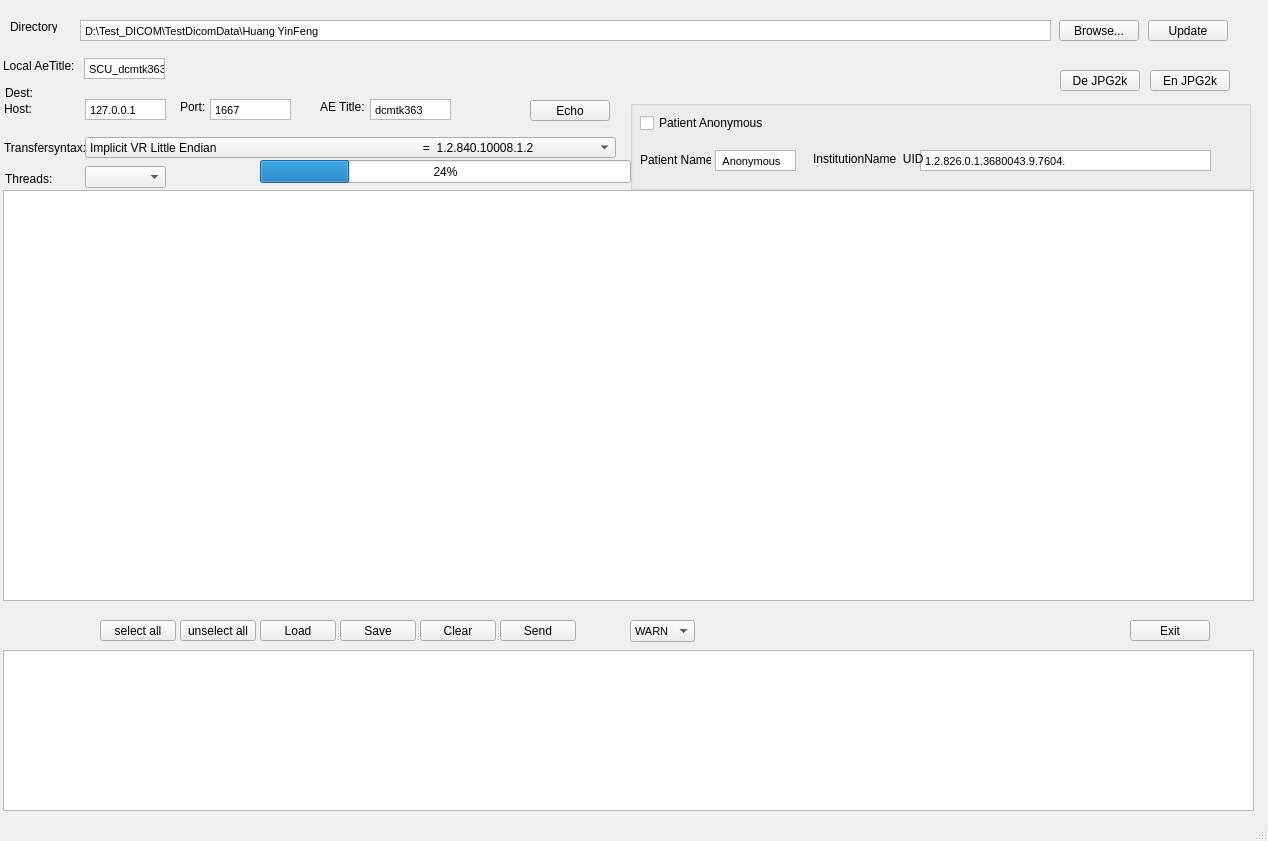
The window that Tools/SendDicomSCU/mainwindow.ui (zyq1569/HealthApp) describes before a commit, drawn with Qt 5.
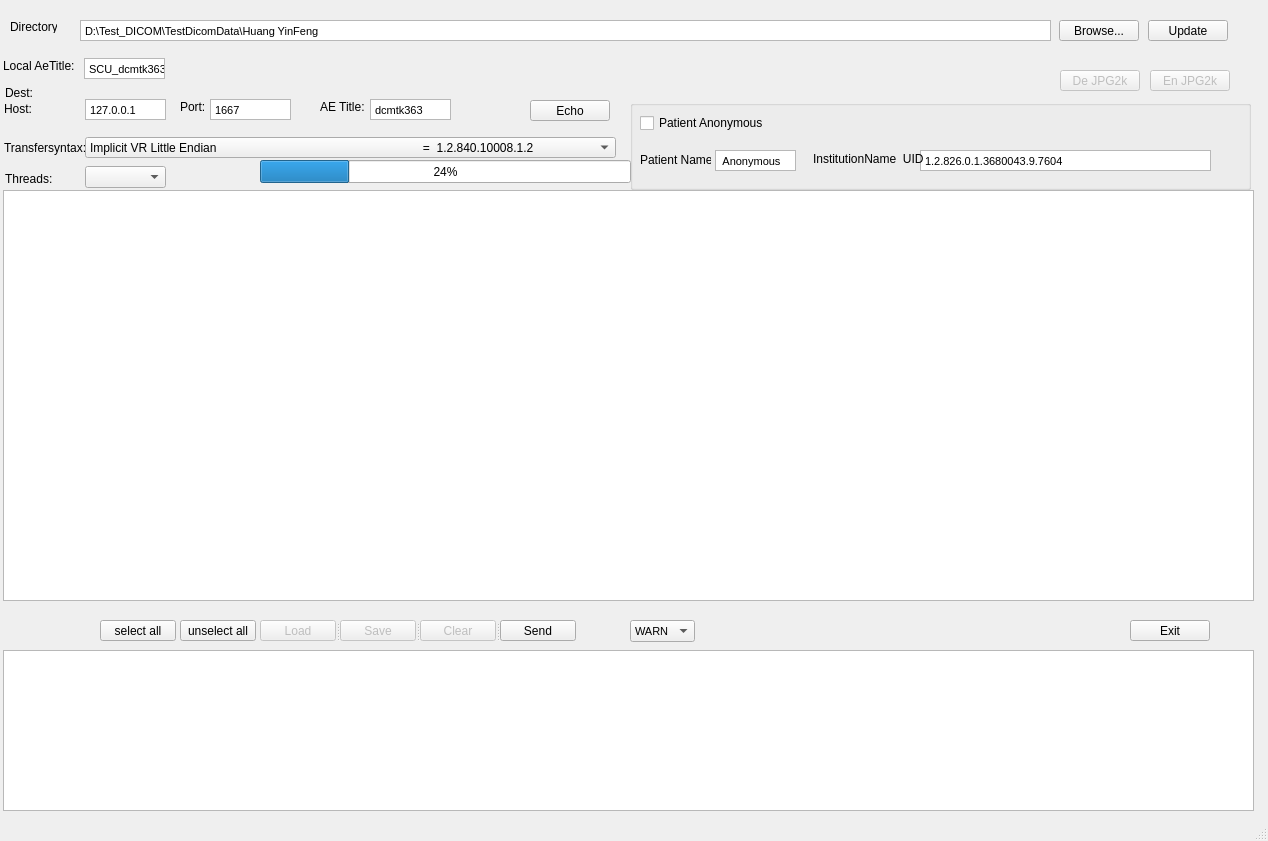
The same window after the commit.

Commit message: fine-tune

The edit to the form file:
```diff
--- a/Tools/SendDicomSCU/mainwindow.ui
+++ b/Tools/SendDicomSCU/mainwindow.ui
@@ -378,16 +378,25 @@
      <enum>Qt::Horizontal</enum>
     </property>
     <widget class="QPushButton" name="pBLoad">
+     <property name="enabled">
+      <bool>false</bool>
+     </property>
      <property name="text">
       <string>Load</string>
      </property>
     </widget>
     <widget class="QPushButton" name="pBSave">
+     <property name="enabled">
+      <bool>false</bool>
+     </property>
      <property name="text">
       <string>Save</string>
      </property>
     </widget>
     <widget class="QPushButton" name="pBClear">
+     <property name="enabled">
+      <bool>false</bool>
+     </property>
      <property name="text">
       <string>Clear</string>
      </property>
@@ -399,6 +408,9 @@
     </widget>
    </widget>
    <widget class="QPushButton" name="pBOpen2K">
+    <property name="enabled">
+     <bool>false</bool>
+    </property>
     <property name="geometry">
      <rect>
       <x>1060</x>
@@ -412,6 +424,9 @@
     </property>
    </widget>
    <widget class="QPushButton" name="pBOpen2KC">
+    <property name="enabled">
+     <bool>false</bool>
+    </property>
     <property name="geometry">
      <rect>
       <x>1150</x>
@@ -540,7 +555,7 @@
 &lt;html&gt;&lt;head&gt;&lt;meta name=&quot;qrichtext&quot; content=&quot;1&quot; /&gt;&lt;style type=&quot;text/css&quot;&gt;
 p, li { white-space: pre-wrap; }
 &lt;/style&gt;&lt;/head&gt;&lt;body style=&quot; font-family:'MS Shell Dlg 2'; font-size:8.25pt; font-weight:400; font-style:normal;&quot;&gt;
-&lt;p style=&quot; margin-top:0px; margin-bottom:0px; margin-left:0px; margin-right:0px; -qt-block-indent:0; text-indent:0px;&quot;&gt;1.2.826.0.1.3680043.9.7604.&lt;/p&gt;&lt;/body&gt;&lt;/html&gt;</string>
+&lt;p style=&quot; margin-top:0px; margin-bottom:0px; margin-left:0px; margin-right:0px; -qt-block-indent:0; text-indent:0px;&quot;&gt;1.2.826.0.1.3680043.9.7604&lt;/p&gt;&lt;/body&gt;&lt;/html&gt;</string>
      </property>
     </widget>
     <widget class="QLabel" name="label_9">
```
The commit also changes 1 other file.
